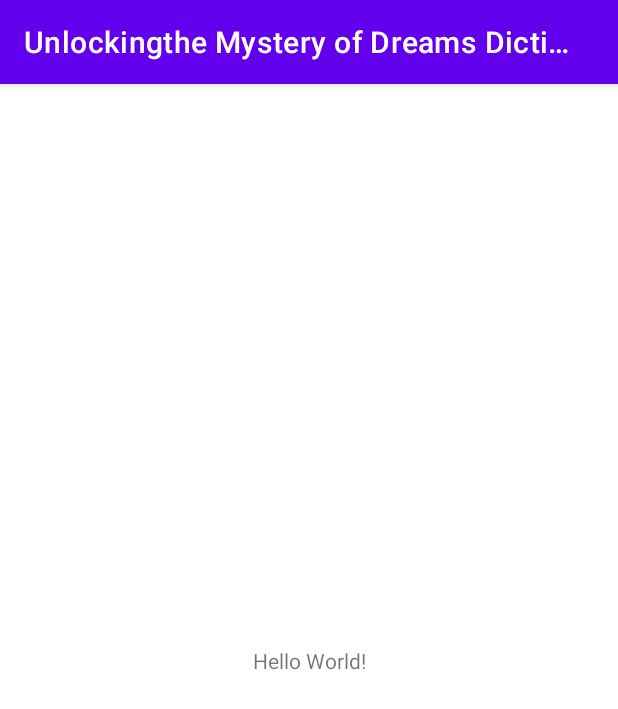
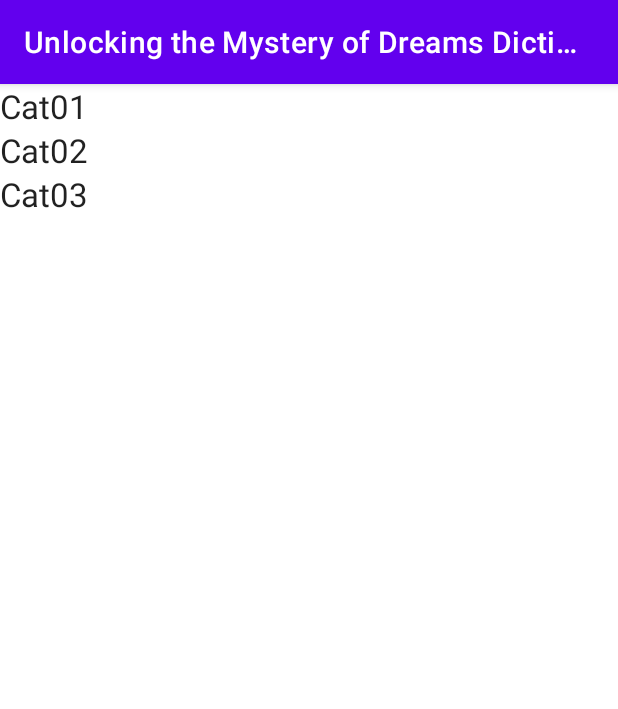
Before and after one commit to chriskot870/DreamDictionary, an Android app: the screen it shows after launch (MainActivity), on a phone screen of 412 x 824 dp. Shown: the top 709 px of the screen. Run offline under Robolectric (Android 15) with nearby library versions, the phone set to English and light mode, and no system bars.

Commit message:
Basic functionality of Category list

```diff
--- a/app/src/main/java/org/joyfmi/unlockingthemysteryofdreamsdictionary/MainActivity.kt
+++ b/app/src/main/java/org/joyfmi/unlockingthemysteryofdreamsdictionary/MainActivity.kt
@@ -2,10 +2,25 @@ package org.joyfmi.unlockingthemysteryofdreamsdictionary
 
 import androidx.appcompat.app.AppCompatActivity
 import android.os.Bundle
+import androidx.recyclerview.widget.RecyclerView
+import org.joyfmi.unlockingthemysteryofdreamsdictionary.categoryadapter.CategoryAdapter
+import org.joyfmi.unlockingthemysteryofdreamsdictionary.data.Categorysource
 
 class MainActivity : AppCompatActivity() {
     override fun onCreate(savedInstanceState: Bundle?) {
         super.onCreate(savedInstanceState)
         setContentView(R.layout.activity_main)
+        /*
+         * Initialize data
+         */
+        val myDataset = Categorysource().loadCategories()
+
+        val catRecyclerView = findViewById<RecyclerView>(R.id.category_view)
+        catRecyclerView.adapter = CategoryAdapter(this, myDataset)
+
+        // Use this setting to improve performance if you know that changes
+        // in content do not change the layout size of the RecyclerView
+        catRecyclerView.setHasFixedSize(true)
+
     }
 }
--- /dev/null
+++ b/app/src/main/java/org/joyfmi/unlockingthemysteryofdreamsdictionary/categoryadapter/CategoryAdapter.kt
@@ -0,0 +1,63 @@
+package org.joyfmi.unlockingthemysteryofdreamsdictionary.categoryadapter
+
+import android.content.Context
+import android.util.Log
+import android.view.LayoutInflater
+import android.view.View
+import android.view.ViewGroup
+import android.widget.TextView
+import androidx.recyclerview.widget.RecyclerView
+import org.joyfmi.unlockingthemysteryofdreamsdictionary.R
+import org.joyfmi.unlockingthemysteryofdreamsdictionary.model.DreamCategory
+
+/*
+ * Adapter for the Category RecyclerView in Main Activity Displays DreamCategory data object
+ */
+class CategoryAdapter(
+    private val context: Context,
+    private val dataset: List<DreamCategory>
+    ) : RecyclerView.Adapter<CategoryAdapter.CategoryViewHolder>() {
+
+    /*
+     * Provide a reference to the views for each category item
+     * Each data item is just an DreamCategory object.
+     */
+    class CategoryViewHolder(private val view: View) : RecyclerView.ViewHolder(view) {
+        val textView: TextView
+
+        init {
+            textView = view.findViewById(R.id.category_title)
+        }
+    }
+
+    /**
+     * Return the size of your dataset (invoked by the layout manager)
+     */
+    override fun getItemCount(): Int {
+        Log.v("getItemCount", dataset.size.toString())
+        return dataset.size
+    }
+
+    /**
+     * Create new views (invoked by the layout manager)
+     */
+    override fun onCreateViewHolder(parent: ViewGroup, viewType: Int): CategoryViewHolder {
+        val adapterLayout = LayoutInflater.from(parent.context)
+            .inflate(R.layout.list_category, parent, false)
+
+        Log.v("CreateViewHolder", "Called")
+
+        return CategoryViewHolder(adapterLayout)
+    }
+
+    /**
+     * Replace the contents of a view (invoked by the layout manager)
+     */
+    override fun onBindViewHolder(holder: CategoryViewHolder, position: Int) {
+        Log.v("Position", position.toString())
+        Log.v("Position", dataset.size.toString())
+        val category = dataset[position]
+        holder.textView.text = category.name
+
+    }
+}
--- /dev/null
+++ b/app/src/main/java/org/joyfmi/unlockingthemysteryofdreamsdictionary/data/Categorysource.kt
@@ -0,0 +1,29 @@
+package org.joyfmi.unlockingthemysteryofdreamsdictionary.data
+
+import android.util.Log
+import org.joyfmi.unlockingthemysteryofdreamsdictionary.R
+import org.joyfmi.unlockingthemysteryofdreamsdictionary.model.DreamCategory
+
+class Categorysource {
+
+    fun loadCategories(): List<DreamCategory> {
+        /*
+        Log.v("Category1", R.string.Category1.toString())
+        Log.v("Category2", R.string.Category2.toString())
+        Log.v("Category3", R.string.Category3.toString())
+
+        val catlist = listOf<DreamCategory>(
+            DreamCategory(R.string.Category1),
+            DreamCategory(R.string.Category2),
+            DreamCategory(R.string.Category3)
+        )
+         */
+        val catlist:List<DreamCategory> = listOf(
+            DreamCategory("Cat01"),
+            DreamCategory("Cat02"),
+            DreamCategory("Cat03")
+        )
+
+        return catlist
+    }
+}
--- /dev/null
+++ b/app/src/main/java/org/joyfmi/unlockingthemysteryofdreamsdictionary/data/Symbolsource.kt
@@ -0,0 +1,4 @@
+package org.joyfmi.unlockingthemysteryofdreamsdictionary.data
+
+class Symbolsource {
+}
--- /dev/null
+++ b/app/src/main/java/org/joyfmi/unlockingthemysteryofdreamsdictionary/model/DreamCategory.kt
@@ -0,0 +1,4 @@
+package org.joyfmi.unlockingthemysteryofdreamsdictionary.model
+
+class DreamCategory(public val name : String) {
+}
--- /dev/null
+++ b/app/src/main/java/org/joyfmi/unlockingthemysteryofdreamsdictionary/model/DreamSymbol.kt
@@ -0,0 +1,4 @@
+package org.joyfmi.unlockingthemysteryofdreamsdictionary.model
+
+class DreamSymbol {
+}
--- a/app/src/main/res/layout/activity_main.xml
+++ b/app/src/main/res/layout/activity_main.xml
@@ -1,18 +1,16 @@
 <?xml version="1.0" encoding="utf-8"?>
-<androidx.constraintlayout.widget.ConstraintLayout xmlns:android="http://schemas.android.com/apk/res/android"
+<FrameLayout xmlns:android="http://schemas.android.com/apk/res/android"
     xmlns:app="http://schemas.android.com/apk/res-auto"
     xmlns:tools="http://schemas.android.com/tools"
     android:layout_width="match_parent"
     android:layout_height="match_parent"
     tools:context=".MainActivity">
 
-    <TextView
+    <androidx.recyclerview.widget.RecyclerView
+        android:id="@+id/category_view"
         android:layout_width="wrap_content"
         android:layout_height="wrap_content"
-        android:text="Hello World!"
-        app:layout_constraintBottom_toBottomOf="parent"
-        app:layout_constraintLeft_toLeftOf="parent"
-        app:layout_constraintRight_toRightOf="parent"
-        app:layout_constraintTop_toTopOf="parent" />
+        android:scrollbars="vertical"
+        app:layoutManager="LinearLayoutManager" />
 
-</androidx.constraintlayout.widget.ConstraintLayout>
+</FrameLayout>
--- /dev/null
+++ b/app/src/main/res/layout/list_category.xml
@@ -0,0 +1,8 @@
+<?xml version="1.0" encoding="utf-8"?>
+<TextView xmlns:android="http://schemas.android.com/apk/res/android"
+    android:id="@+id/category_title"
+    android:layout_width="wrap_content"
+    android:layout_height="wrap_content"
+    android:textAppearance="@style/TextAppearance.AppCompat.Large">
+
+</TextView>
--- a/app/src/main/res/values/strings.xml
+++ b/app/src/main/res/values/strings.xml
@@ -1,3 +1,9 @@
 <resources>
-    <string name="app_name">Unlockingthe Mystery of Dreams Dictionary</string>
+    <string name="app_name">Unlocking the Mystery of Dreams Dictionary</string>
+    <string name="Category1">Cat1</string>
+    <string name="Category2">Cat2</string>
+    <string name="Category3">Cat3</string>
+    <string name="Symbol1">Sym1</string>
+    <string name="Symbol2">Sym2</string>
+    <string name="Symbol3">Sym3</string>
 </resources>
```
